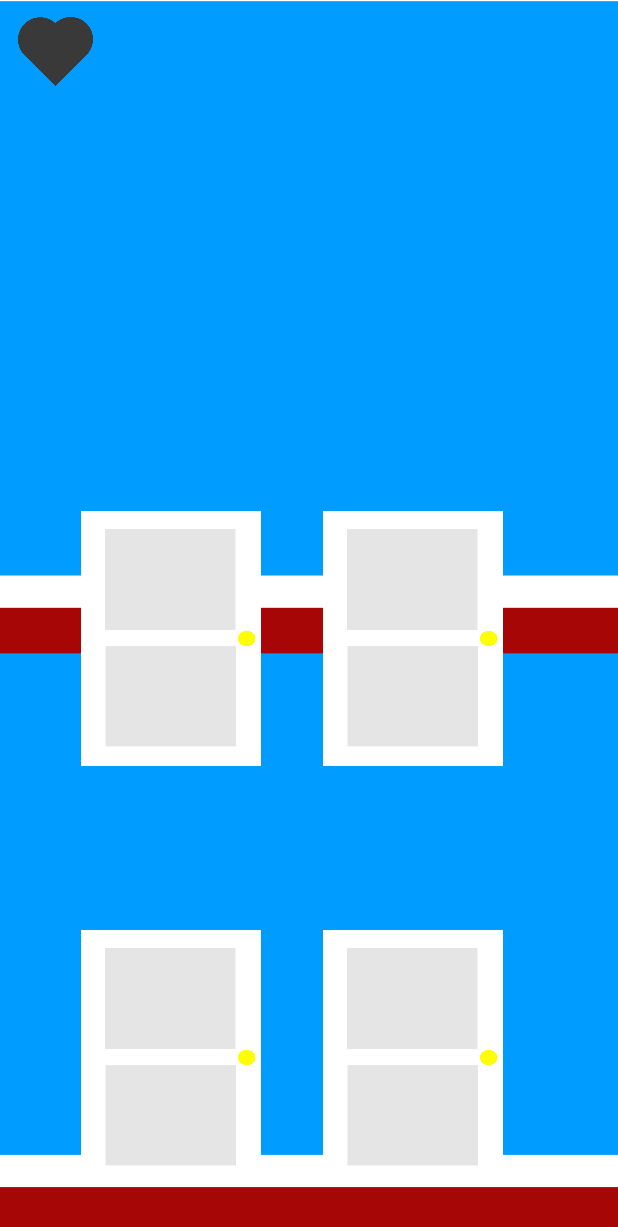
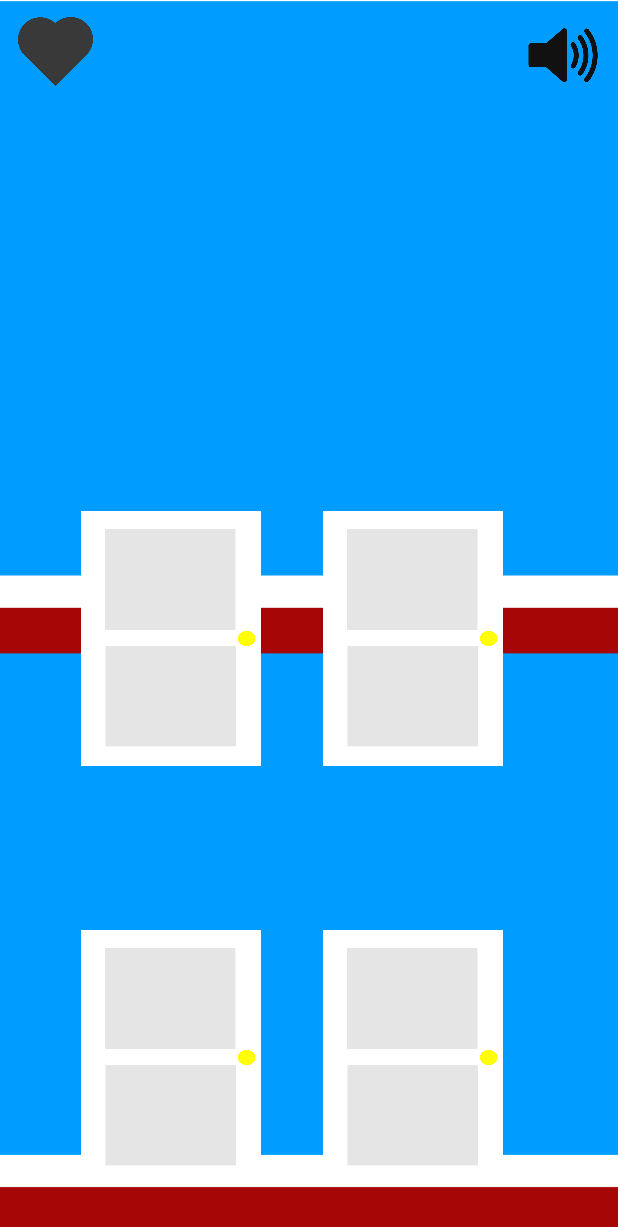
Before and after one commit to vdrumsta/Knock-Knock, an Android app: the screen it shows after launch (MainActivity), on a phone screen of 412 x 824 dp. Shown: the top 1227 px of the screen. Run offline under Robolectric (Android 15) with nearby library versions, the phone set to English and light mode, and no system bars.

Commit message:
added mute button and phone vibration

```diff
--- a/app/src/main/AndroidManifest.xml
+++ b/app/src/main/AndroidManifest.xml
@@ -1,7 +1,7 @@
 <?xml version="1.0" encoding="utf-8"?>
 <manifest xmlns:android="http://schemas.android.com/apk/res/android"
     package="com.notfunny.knockknock2">
-
+    <uses-permission android:name="android.permission.VIBRATE"/>
     <application
         android:allowBackup="true"
         android:icon="@mipmap/ic_launcher"
--- a/app/src/main/java/com/notfunny/knockknock2/JokeDBHandler.java
+++ b/app/src/main/java/com/notfunny/knockknock2/JokeDBHandler.java
@@ -176,7 +176,7 @@ public class JokeDBHandler extends SQLiteOpenHelper {
         Cursor cursor = db.rawQuery(query, null);
 
         if (cursor.moveToFirst()) {
-            Log.d("joke", cursor.getString(1).toString());
+            //Log.d("joke", cursor.getString(1).toString());
             return cursor.getString(1).toString();
         }
         return null;
--- /dev/null
+++ b/app/src/main/res/drawable/ic_toggle.xml
@@ -0,0 +1,5 @@
+<?xml version="1.0" encoding="utf-8"?>
+<selector xmlns:android="http://schemas.android.com/apk/res/android">
+    <item android:drawable="@drawable/speaker_mute" android:state_checked="true"/>
+    <item android:drawable="@drawable/speaker" android:state_checked="false"/>
+</selector>
--- a/app/src/main/res/layout/activity_main.xml
+++ b/app/src/main/res/layout/activity_main.xml
@@ -61,5 +61,18 @@
         android:layout_marginStart="12dp"
         android:layout_marginTop="11dp" />
 
+    <ToggleButton
+        android:id="@+id/chkState"
+        android:layout_width="50dip"
+        android:layout_height="50dip"
+        android:background="@drawable/ic_toggle"
+        android:textOff=""
+        android:textOn=""
+        android:layout_alignTop="@+id/Heart"
+        android:layout_alignParentRight="true"
+        android:layout_alignParentEnd="true"
+        android:layout_marginRight="12dp"
+        android:layout_marginEnd="12dp" />
+
 
 </RelativeLayout>
--- a/app/src/main/res/values/styles.xml
+++ b/app/src/main/res/values/styles.xml
@@ -6,6 +6,7 @@
         <item name="colorPrimary">@color/colorPrimary</item>
         <item name="colorPrimaryDark">@color/colorPrimaryDark</item>
         <item name="colorAccent">@color/colorAccent</item>
+        <item name="android:soundEffectsEnabled">false</item>
     </style>
 
 </resources>
```
Also changed, not shown: app/src/main/java/com/notfunny/knockknock2/JokeActivity.java (+16 -4 lines), app/src/main/java/com/notfunny/knockknock2/MainActivity.java (+53 -4 lines), app/src/main/res/drawable/speaker.png (added), app/src/main/res/drawable/speaker_mute.png (added).
